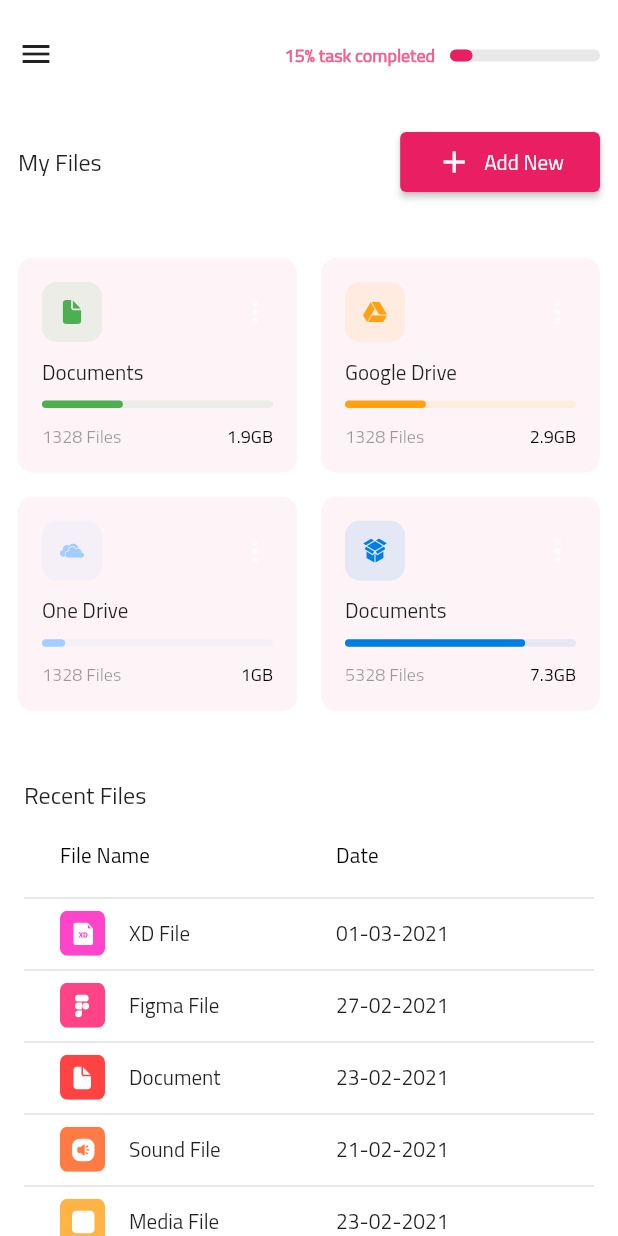
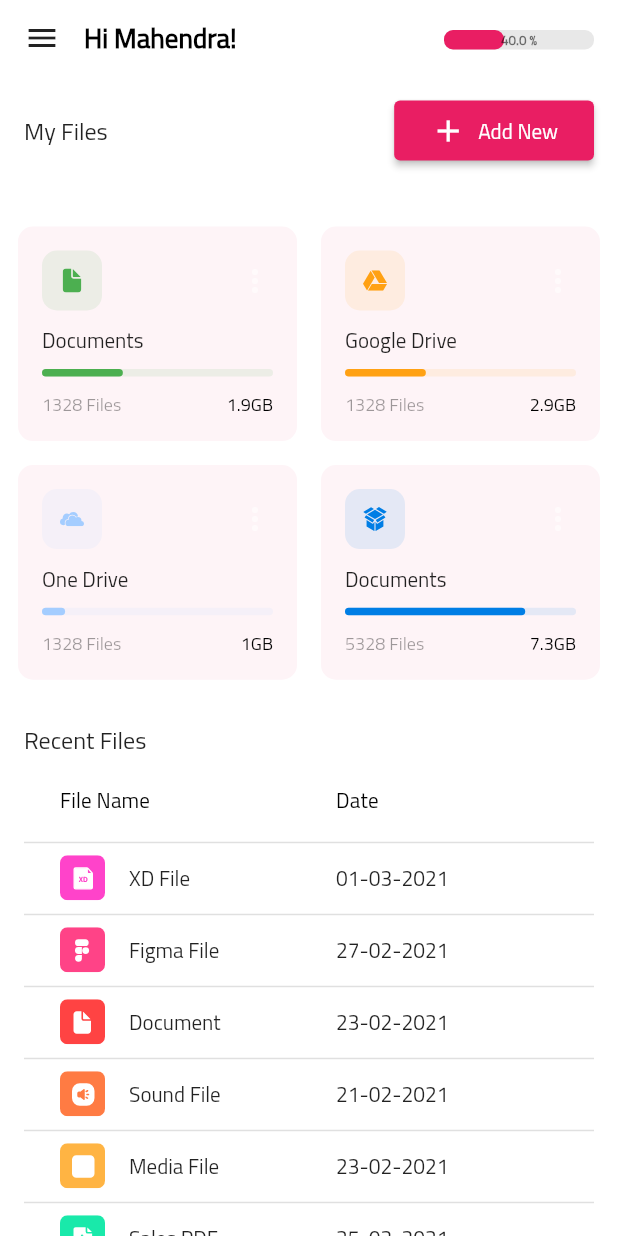
Before and after one commit to mahendra022/Dashboard-admin, a Flutter app: the screen it shows after launch, after a tap on the "menu" icon, after a tap on "Add New", on a phone screen of 412 x 824 dp. Run offline on Flutter 3.47's test engine with Material 2 defaults, Android fonts, the phone set to English and light mode, and no system bars; drawn by our look-alikes of data_table_2; our stand-ins replace fl_chart, flutter_dotenv, flutter_svg, get; network calls fail; project files that could hold a hidden picture were left out.

Commit message:
Update presentage bar and update padding layout at dashboard and set too for any file

```diff
--- a/lib/screens/dashboard/components/header.dart
+++ b/lib/screens/dashboard/components/header.dart
@@ -2,6 +2,7 @@ import 'package:dashboard_admin/app/controllers/routes_controller.dart';
 import 'package:dashboard_admin/utilities/widget/presentage_bar.dart';
 import 'package:flutter/material.dart';
 import 'package:get/get.dart';
+import '../../../constrants.dart';
 import '../../../responsive.dart';
 
 class Header extends StatelessWidget {
@@ -13,19 +14,28 @@ class Header extends StatelessWidget {
 
   @override
   Widget build(BuildContext context) {
+    final Size _size = MediaQuery.of(context).size;
     return Container(
       padding: Responsive.isMobile(context)
-          ? const EdgeInsets.only(top: 12.0, bottom: 12.0, right: 12.0)
+          ? const EdgeInsets.only(top: 12.0, bottom: 12.0, right: 16.0)
           : const EdgeInsets.symmetric(vertical: 12.0),
       child: Row(
         mainAxisAlignment: MainAxisAlignment.spaceBetween,
         children: [
+          Row(
+            children: [
               if (!Responsive.isDesktop(context))
                 IconButton(
+                  splashColor: Colors.transparent,
+                  hoverColor: Colors.transparent,
+                  padding: _size.width < 845
+                      ? const EdgeInsets.only(left: defaultPadding)
+                      : EdgeInsets.zero,
+                  constraints: const BoxConstraints(),
                   icon: const Icon(Icons.menu),
                   onPressed: _controller.controlMenu,
                 ),
-          if (!Responsive.isMobile(context))
+              if (_size.width < 1100) const SizedBox(width: defaultPadding),
               const Text(
                 "Hi Mahendra!",
                 style: TextStyle(
@@ -34,13 +44,16 @@ class Header extends StatelessWidget {
                   color: Colors.black,
                 ),
               ),
+            ],
+          ),
           if (!Responsive.isMobile(context))
             Spacer(flex: Responsive.isDesktop(context) ? 2 : 1),
           Row(
             mainAxisAlignment: MainAxisAlignment.center,
             children: [
+              if (!Responsive.isMobile(context))
                 Text(
-                '15% task completed',
+                  '40% task completed',
                   style: TextStyle(
                     fontSize: 12.0,
                     color: Colors.pink[300]!,
@@ -50,9 +63,17 @@ class Header extends StatelessWidget {
               const SizedBox(
                 width: 10.0,
               ),
+              if (!Responsive.isMobile(context))
                 const PresentageBarApp(
-                widthBar: 15.0,
+                  widthBar: 60.0,
                   width: 100.0,
+                ),
+              if (Responsive.isMobile(context))
+                const PresentageBarApp(
+                  widthBar: 40.0,
+                  width: 100.0,
+                  height: 13.0,
+                  textSize: 9.0,
                 ),
             ],
           )
--- a/lib/screens/dashboard/components/my_files.dart
+++ b/lib/screens/dashboard/components/my_files.dart
@@ -16,7 +16,8 @@ class MyFiles extends StatelessWidget {
       children: [
         Container(
           padding: Responsive.isMobile(context) || Responsive.isTablet(context)
-              ? const EdgeInsets.symmetric(horizontal: 12.0, vertical: 12.0)
+              ? const EdgeInsets.symmetric(
+                  horizontal: defaultPadding, vertical: 12.0)
               : const EdgeInsets.symmetric(vertical: 12.0),
           child: Row(
             mainAxisAlignment: MainAxisAlignment.spaceBetween,
--- a/lib/screens/dashboard/dashboard.dart
+++ b/lib/screens/dashboard/dashboard.dart
@@ -20,13 +20,14 @@ class DashboardScreen extends StatelessWidget {
             Row(
               crossAxisAlignment: CrossAxisAlignment.start,
               children: [
+                if (!Responsive.isMobile(context))
+                  const SizedBox(width: defaultPadding),
                 Expanded(
                   flex: 5,
                   child: Column(
                     children: [
                       Header(),
                       const MyFiles(),
-                      const SizedBox(height: defaultPadding),
                       const RecentFiles(),
                       if (Responsive.isMobile(context))
                         const SizedBox(height: defaultPadding),
@@ -35,8 +36,16 @@ class DashboardScreen extends StatelessWidget {
                   ),
                 ),
                 if (!Responsive.isMobile(context))
-                  SizedBox(width: defaultPadding),
+                  const SizedBox(width: defaultPadding),
                 // On Mobile means if the screen is less than 850 we dont want to show it
+                if (!Responsive.isMobile(context))
+                  Container(
+                    color: Colors.black,
+                    height: MediaQuery.of(context).size.height,
+                    width: 0.1,
+                  ),
+                if (Responsive.isDesktop(context))
+                  const SizedBox(width: defaultPadding),
                 if (!Responsive.isMobile(context))
                   const Expanded(
                     flex: 2,
--- a/lib/screens/main/components/slide_menu.dart
+++ b/lib/screens/main/components/slide_menu.dart
@@ -98,19 +98,7 @@ class SideMenu extends StatelessWidget {
             selected: 3,
             controller: _controller,
             svgSrc: "assets/icons/menu_tran.svg",
-            trailing: Container(
-              decoration: const BoxDecoration(
-                color: Colors.pink,
-                borderRadius: BorderRadius.all(Radius.circular(4.0)),
-              ),
-              padding:
-                  const EdgeInsets.symmetric(horizontal: 7.0, vertical: 5.0),
-              child: const Text('5',
-                  style: TextStyle(
-                      color: Colors.white,
-                      fontSize: 7.0,
-                      fontWeight: FontWeight.w500)),
-            ),
+            trailing: 3,
             press: () {
               _controller.setDrawerSelected = 3;
             },
@@ -144,7 +132,7 @@ class DrawerListTile extends StatelessWidget {
         super(key: key);
 
   final String title, svgSrc;
-  final Widget? trailing;
+  final int? trailing;
   final int selected;
   final VoidCallback press;
   final RoutesController _controller;
@@ -199,7 +187,27 @@ class DrawerListTile extends StatelessWidget {
                     ),
                   ],
                 ),
-              )
+              ),
+              const Spacer(),
+              trailing != null && trailing != 0
+                  ? Container(
+                      decoration: const BoxDecoration(
+                        color: Colors.pink,
+                        borderRadius: BorderRadius.only(
+                            topRight: Radius.circular(4.0),
+                            bottomRight: Radius.circular(4.0),
+                            bottomLeft: Radius.circular(4.0)),
+                      ),
+                      margin: const EdgeInsets.only(right: 30.0),
+                      padding: const EdgeInsets.symmetric(
+                          horizontal: 7.0, vertical: 2.0),
+                      child: Text('$trailing',
+                          style: const TextStyle(
+                              color: Colors.white,
+                              fontSize: 10.0,
+                              fontWeight: FontWeight.w600)),
+                    )
+                  : const SizedBox()
             ],
           ),
         ));
--- a/lib/screens/main/main_screen.dart
+++ b/lib/screens/main/main_screen.dart
@@ -1,4 +1,3 @@
-import 'package:dashboard_admin/screens/dashboard/dashboard.dart';
 import 'package:flutter/material.dart';
 import 'package:get/get.dart';
 
@@ -33,7 +32,7 @@ class MainScreen extends StatelessWidget {
               ),
             Obx(() => Expanded(
                   // It takes 5/6 part of the screen
-                  flex: 4,
+                  flex: 5,
                   child: _controller.drawerMenu
                       .elementAt(_controller.drawerSelected.value),
                 )),
--- a/lib/utilities/widget/presentage_bar.dart
+++ b/lib/utilities/widget/presentage_bar.dart
@@ -1,14 +1,23 @@
 import 'package:flutter/material.dart';
+
+import '../../responsive.dart';
 
 class PresentageBarApp extends StatelessWidget {
   const PresentageBarApp(
-      {Key? key, this.height, this.width, this.widthBar, this.color})
+      {Key? key,
+      this.height,
+      required this.width,
+      required this.widthBar,
+      this.textSize,
+      this.color})
       : super(key: key);
 
   final double? height;
-  final double? width;
-  final double? widthBar;
+  final double width;
+  final double widthBar;
+  final double? textSize;
   final Color? color;
+
   @override
   Widget build(BuildContext context) {
     return Container(
@@ -17,7 +26,7 @@ class PresentageBarApp extends StatelessWidget {
         children: [
           Container(
             height: height ?? 8.0,
-            width: width ?? 180.0,
+            width: width,
             decoration: BoxDecoration(
               color: Colors.black.withOpacity(0.09),
               borderRadius: const BorderRadius.all(Radius.circular(6.0)),
@@ -25,12 +34,27 @@ class PresentageBarApp extends StatelessWidget {
           ),
           Container(
             height: height ?? 8.0,
-            width: widthBar ?? 50.0,
+            width: widthBar,
             decoration: BoxDecoration(
               color: color ?? Colors.pink,
               borderRadius: const BorderRadius.all(Radius.circular(6.0)),
             ),
           ),
+          if (Responsive.isMobile(context))
+            Container(
+              height: height ?? 8.0,
+              width: width,
+              color: Colors.transparent,
+              child: Center(
+                  child: Text(
+                widthBar.toString() + ' %',
+                style: TextStyle(
+                    fontSize: textSize ?? 5.0,
+                    color:
+                        width ~/ widthBar == 1 ? Colors.white : Colors.black54,
+                    fontWeight: FontWeight.w600),
+              )),
+            ),
         ],
       ),
     );
```
Lines whose indentation alone changed are shown as unchanged.
